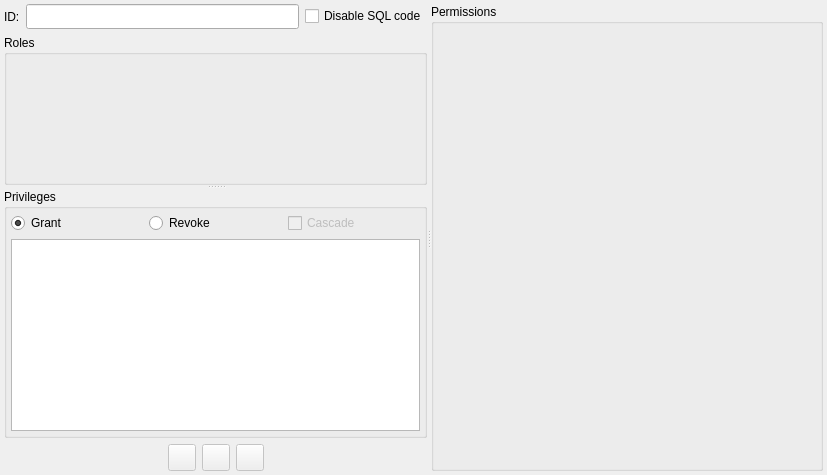
Above: libpgmodeler_ui/ui/permissionwidget.ui from pgmodeler/pgmodeler before the change. Below: the same form after it.
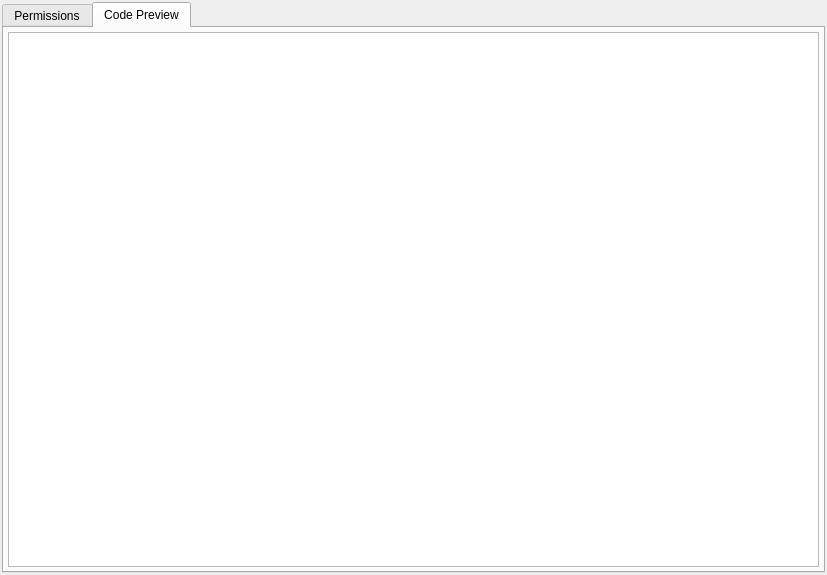
That is the form after the change. The open tabs and pages were chosen to show the change. Icons and pictures are not drawn.

Commit message:
Added a "Code Preview" tab on permissions dialog.
Minor enhancements on operation list when removing last operations.

Minor enhancements on table and relationship dialogs on error control
flow.

Diff of the .ui file:
```diff
--- a/libpgmodeler_ui/ui/permissionwidget.ui
+++ b/libpgmodeler_ui/ui/permissionwidget.ui
@@ -7,7 +7,7 @@
     <x>0</x>
     <y>0</y>
     <width>827</width>
-    <height>475</height>
+    <height>575</height>
    </rect>
   </property>
   <property name="minimumSize">
@@ -27,19 +27,41 @@
   </property>
   <layout class="QGridLayout" name="permission_grid">
    <property name="leftMargin">
-    <number>4</number>
+    <number>2</number>
    </property>
    <property name="topMargin">
-    <number>4</number>
+    <number>2</number>
    </property>
    <property name="rightMargin">
-    <number>4</number>
+    <number>2</number>
    </property>
    <property name="bottomMargin">
-    <number>4</number>
+    <number>2</number>
    </property>
    <property name="spacing">
     <number>6</number>
+   </property>
+   <item row="0" column="0">
+    <widget class="QTabWidget" name="tabWidget">
+     <property name="currentIndex">
+      <number>0</number>
+     </property>
+     <widget class="QWidget" name="tab">
+      <attribute name="title">
+       <string>Permissions</string>
+      </attribute>
+      <layout class="QGridLayout" name="gridLayout_2">
+       <property name="leftMargin">
+        <number>4</number>
+       </property>
+       <property name="topMargin">
+        <number>4</number>
+       </property>
+       <property name="rightMargin">
+        <number>4</number>
+       </property>
+       <property name="bottomMargin">
+        <number>4</number>
    </property>
    <item row="0" column="0">
     <widget class="QSplitter" name="splitter_2">
@@ -372,6 +394,44 @@
       <property name="title">
        <string>Permissions</string>
       </property>
+         </widget>
+        </widget>
+       </item>
+      </layout>
+     </widget>
+     <widget class="QWidget" name="tab_2">
+      <attribute name="title">
+       <string>Code Preview</string>
+      </attribute>
+      <layout class="QGridLayout" name="gridLayout_3">
+       <property name="leftMargin">
+        <number>4</number>
+       </property>
+       <property name="topMargin">
+        <number>4</number>
+       </property>
+       <property name="rightMargin">
+        <number>4</number>
+       </property>
+       <property name="bottomMargin">
+        <number>4</number>
+       </property>
+       <item row="0" column="0">
+        <widget class="QTextEdit" name="code_txt">
+         <property name="font">
+          <font>
+           <family>DejaVu Sans Mono</family>
+          </font>
+         </property>
+         <property name="undoRedoEnabled">
+          <bool>false</bool>
+         </property>
+         <property name="readOnly">
+          <bool>true</bool>
+         </property>
+        </widget>
+       </item>
+      </layout>
      </widget>
     </widget>
    </item>
```
Lines whose indentation alone changed are shown as unchanged. The commit also changes 10 other files.
